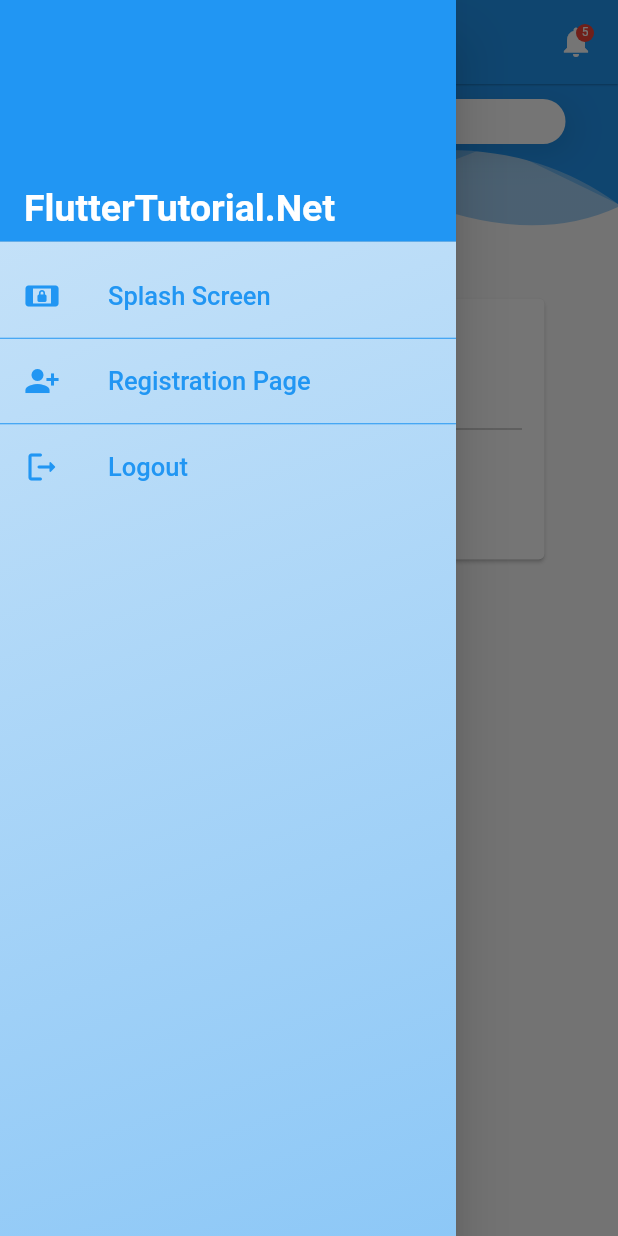
After one commit to mdhanasekara/CTSE, a Flutter app: the ProfilePage screen opened directly, with the side drawer open, on a phone screen of 412 x 824 dp. The commit adds this screen. Run offline on Flutter 3.47's test engine with Material 2 defaults, Android fonts, the phone set to English and light mode, and no system bars; our stand-ins replace cloud_firestore, firebase_auth, firebase_core, font_awesome_flutter, hexcolor; accounts and stored records are empty.

Commit message:
profile ui updated

```diff
--- /dev/null
+++ b/lib/model/user_model.dart
@@ -0,0 +1,31 @@
+class UserModel {
+  String? uid;
+  String? email;
+  String? fname;
+  String? lname;
+  String? mobile;
+
+  UserModel({this.uid, this.email, this.fname, this.lname, this.mobile});
+
+  // receiving data from server
+  factory UserModel.fromMap(map) {
+    return UserModel(
+      uid: map['uid'],
+      email: map['email'],
+      fname: map['fname'],
+      lname: map['lname'],
+      mobile: map['mobile'],
+    );
+  }
+
+  // sending data to our server
+  Map<String, dynamic> toMap() {
+    return {
+      'uid': uid,
+      'email': email,
+      'fname': fname,
+      'lname': lname,
+      'mobile': mobile,
+    };
+  }
+}
--- a/lib/pages/add_student_page.dart
+++ b/lib/pages/add_student_page.dart
@@ -6,6 +6,7 @@ import 'package:font_awesome_flutter/font_awesome_flutter.dart';
 import 'package:hexcolor/hexcolor.dart';
 import 'list_student_page.dart';
 import 'widgets/header_widget.dart';
+//import 'package:fluttertoast/fluttertoast.dart';
 
 class AddStudentPage extends StatefulWidget {
   AddStudentPage({Key? key}) : super(key: key);
@@ -285,6 +286,7 @@ class _AddStudentPageState extends State<AddStudentPage> {
                             ),
                             onPressed: () {
                               if (_formKey.currentState!.validate()) {
+                                //Fluttertoast.showToast(msg: "Login Successful")
                                 Navigator.of(context).pushAndRemoveUntil(
                                     MaterialPageRoute(
                                         builder: (context) =>
--- a/lib/pages/home_page.dart
+++ b/lib/pages/home_page.dart
@@ -1,6 +1,7 @@
 import 'package:flutter/material.dart';
 import 'package:CTSE/pages/add_student_page.dart';
 import 'package:CTSE/pages/list_student_page.dart';
+//import 'package:CTSE/pages/user_profile.dart';
 
 class HomePage extends StatefulWidget {
   HomePage({Key? key}) : super(key: key);
@@ -34,6 +35,7 @@ class _HomePageState extends State<HomePage> {
         ),
       ),
       backgroundColor: Colors.white,
+      //body: ProfilePage(),
       body: ListStudentPage(),
     );
   }
--- /dev/null
+++ b/lib/pages/user_profile.dart
@@ -0,0 +1,322 @@
+//import 'package:flutter/cupertino.dart';
+import 'package:flutter/material.dart';
+import 'package:flutter/services.dart';
+import 'package:CTSE/pages/splash_screen.dart';
+import 'package:CTSE/pages/widgets/header_widget.dart';
+import 'package:firebase_auth/firebase_auth.dart';
+import 'add_student_page.dart';
+import 'package:CTSE/model/user_model.dart';
+import 'package:cloud_firestore/cloud_firestore.dart';
+
+class ProfilePage extends StatefulWidget {
+  @override
+  State<StatefulWidget> createState() {
+    return _ProfilePageState();
+  }
+}
+
+class _ProfilePageState extends State<ProfilePage> {
+  double _drawerIconSize = 24;
+  double _drawerFontSize = 17;
+
+  User? user = FirebaseAuth.instance.currentUser;
+  UserModel loggedInUser = UserModel();
+
+  @override
+  void initState() {
+    super.initState();
+    FirebaseFirestore.instance
+        .collection("students")
+        .doc(user!.uid)
+        .get()
+        .then((value) {
+      this.loggedInUser = UserModel.fromMap(value.data());
+      setState(() {});
+    });
+  }
+
+  @override
+  Widget build(BuildContext context) {
+    return Scaffold(
+      appBar: AppBar(
+        title: Text(
+          "Profile Page",
+          style: TextStyle(color: Colors.white, fontWeight: FontWeight.bold),
+        ),
+        backgroundColor: Colors.white,
+        elevation: 0.5,
+        iconTheme: IconThemeData(color: Colors.white),
+        flexibleSpace: Container(
+          decoration: BoxDecoration(
+              gradient: LinearGradient(
+                  begin: Alignment.topLeft,
+                  end: Alignment.bottomRight,
+                  colors: <Color>[
+                Theme.of(context).primaryColor,
+                Theme.of(context).accentColor,
+              ])),
+        ),
+        actions: [
+          Container(
+            margin: EdgeInsets.only(
+              top: 16,
+              right: 16,
+            ),
+            child: Stack(
+              children: <Widget>[
+                Icon(Icons.notifications),
+                Positioned(
+                  right: 0,
+                  child: Container(
+                    padding: EdgeInsets.all(1),
+                    decoration: BoxDecoration(
+                      color: Colors.red,
+                      borderRadius: BorderRadius.circular(6),
+                    ),
+                    constraints: BoxConstraints(
+                      minWidth: 12,
+                      minHeight: 12,
+                    ),
+                    child: Text(
+                      '5',
+                      style: TextStyle(
+                        color: Colors.white,
+                        fontSize: 8,
+                      ),
+                      textAlign: TextAlign.center,
+                    ),
+                  ),
+                )
+              ],
+            ),
+          )
+        ],
+      ),
+      drawer: Drawer(
+        child: Container(
+          decoration: BoxDecoration(
+              gradient: LinearGradient(
+                  begin: Alignment.topLeft,
+                  end: Alignment.bottomRight,
+                  stops: [
+                0.0,
+                1.0
+              ],
+                  colors: [
+                Theme.of(context).primaryColor.withOpacity(0.2),
+                Theme.of(context).accentColor.withOpacity(0.5),
+              ])),
+          child: ListView(
+            children: [
+              DrawerHeader(
+                decoration: BoxDecoration(
+                  color: Theme.of(context).primaryColor,
+                  gradient: LinearGradient(
+                    begin: Alignment.topLeft,
+                    end: Alignment.bottomRight,
+                    stops: [0.0, 1.0],
+                    colors: [
+                      Theme.of(context).primaryColor,
+                      Theme.of(context).accentColor,
+                    ],
+                  ),
+                ),
+                child: Container(
+                  alignment: Alignment.bottomLeft,
+                  child: Text(
+                    "FlutterTutorial.Net",
+                    style: TextStyle(
+                        fontSize: 25,
+                        color: Colors.white,
+                        fontWeight: FontWeight.bold),
+                  ),
+                ),
+              ),
+              ListTile(
+                leading: Icon(
+                  Icons.screen_lock_landscape_rounded,
+                  size: _drawerIconSize,
+                  color: Theme.of(context).accentColor,
+                ),
+                title: Text(
+                  'Splash Screen',
+                  style: TextStyle(
+                      fontSize: 17, color: Theme.of(context).accentColor),
+                ),
+                onTap: () {
+                  Navigator.push(
+                      context,
+                      MaterialPageRoute(
+                          builder: (context) =>
+                              SplashScreen(title: "Splash Screen")));
+                },
+              ),
+              // ListTile(
+              //   leading: Icon(Icons.login_rounded,size: _drawerIconSize,color: Theme.of(context).accentColor),
+              //   title: Text('Login Page', style: TextStyle(fontSize: _drawerFontSize, color: Theme.of(context).accentColor),
+              //   ),
+              //   onTap: () {
+              //     Navigator.push(context, MaterialPageRoute(builder: (context) => LoginPage()),);
+              //   },
+              // ),
+              Divider(
+                color: Theme.of(context).primaryColor,
+                height: 1,
+              ),
+              ListTile(
+                leading: Icon(Icons.person_add_alt_1,
+                    size: _drawerIconSize,
+                    color: Theme.of(context).accentColor),
+                title: Text(
+                  'Registration Page',
+                  style: TextStyle(
+                      fontSize: _drawerFontSize,
+                      color: Theme.of(context).accentColor),
+                ),
+                onTap: () {
+                  Navigator.push(
+                    context,
+                    MaterialPageRoute(builder: (context) => AddStudentPage()),
+                  );
+                },
+              ),
+              // Divider(color: Theme.of(context).primaryColor, height: 1,),
+              // ListTile(
+              //   leading: Icon(Icons.password_rounded, size: _drawerIconSize,color: Theme.of(context).accentColor,),
+              //   title: Text('Forgot Password Page',style: TextStyle(fontSize: _drawerFontSize,color: Theme.of(context).accentColor),),
+              //   onTap: () {
+              //     Navigator.push( context, MaterialPageRoute(builder: (context) => ForgotPasswordPage()),);
+              //   },
+              // ),
+              // Divider(color: Theme.of(context).primaryColor, height: 1,),
+              // ListTile(
+              //   leading: Icon(Icons.verified_user_sharp, size: _drawerIconSize,color: Theme.of(context).accentColor,),
+              //   title: Text('Verification Page',style: TextStyle(fontSize: _drawerFontSize,color: Theme.of(context).accentColor),),
+              //   onTap: () {
+              //     Navigator.push( context, MaterialPageRoute(builder: (context) => ForgotPasswordVerificationPage()), );
+              //   },
+              // ),
+              Divider(
+                color: Theme.of(context).primaryColor,
+                height: 1,
+              ),
+              ListTile(
+                leading: Icon(
+                  Icons.logout_rounded,
+                  size: _drawerIconSize,
+                  color: Theme.of(context).accentColor,
+                ),
+                title: Text(
+                  'Logout',
+                  style: TextStyle(
+                      fontSize: _drawerFontSize,
+                      color: Theme.of(context).accentColor),
+                ),
+                onTap: () {
+                  SystemNavigator.pop();
+                },
+              ),
+            ],
+          ),
+        ),
+      ),
+      body: SingleChildScrollView(
+        child: Stack(
+          children: [
+            Container(
+              height: 100,
+              child: HeaderWidget(100, false, Icons.house_rounded),
+            ),
+            Container(
+              alignment: Alignment.center,
+              margin: EdgeInsets.fromLTRB(25, 10, 25, 10),
+              padding: EdgeInsets.fromLTRB(10, 0, 10, 0),
+              child: Column(
+                children: [
+                  Container(
+                    padding: EdgeInsets.all(10),
+                    decoration: BoxDecoration(
+                      borderRadius: BorderRadius.circular(100),
+                      border: Border.all(width: 5, color: Colors.white),
+                      color: Colors.white,
+                      boxShadow: [
+                        BoxShadow(
+                          color: Colors.black12,
+                          blurRadius: 20,
+                          offset: const Offset(5, 5),
+                        ),
+                      ],
+                    ),
+                    //child: Icon(Icons.person, size: 80, color: Colors.grey.shade300,),
+                  ),
+                  SizedBox(
+                    height: 20,
+                  ),
+                  Text(
+                    "${loggedInUser.fname} ${loggedInUser.lname}",
+                    style: TextStyle(fontSize: 22, fontWeight: FontWeight.bold),
+                  ),
+                  SizedBox(
+                    height: 20,
+                  ),
+                  Container(
+                    padding: EdgeInsets.all(10),
+                    child: Column(
+                      children: <Widget>[
+                        Container(
+                          padding:
+                              const EdgeInsets.only(left: 8.0, bottom: 4.0),
+                          alignment: Alignment.topLeft,
+                          child: Text(
+                            "User Information",
+                            style: TextStyle(
+                              color: Colors.black87,
+                              fontWeight: FontWeight.w500,
+                              fontSize: 16,
+                            ),
+                            textAlign: TextAlign.left,
+                          ),
+                        ),
+                        Card(
+                          child: Container(
+                            alignment: Alignment.topLeft,
+                            padding: EdgeInsets.all(15),
+                            child: Column(
+                              children: <Widget>[
+                                Column(
+                                  children: <Widget>[
+                                    ...ListTile.divideTiles(
+                                      color: Colors.grey,
+                                      tiles: [
+                                        ListTile(
+                                          leading: Icon(Icons.email),
+                                          title: Text("Email"),
+                                          subtitle:
+                                              Text("${loggedInUser.email}"),
+                                        ),
+                                        ListTile(
+                                          leading: Icon(Icons.phone),
+                                          title: Text("Phone"),
+                                          subtitle:
+                                              Text("${loggedInUser.mobile}"),
+                                        ),
+                                      ],
+                                    ),
+                                  ],
+                                )
+                              ],
+                            ),
+                          ),
+                        )
+                      ],
+                    ),
+                  )
+                ],
+              ),
+            )
+          ],
+        ),
+      ),
+    );
+  }
+}
--- a/pubspec.yaml
+++ b/pubspec.yaml
@@ -40,10 +40,12 @@ dependencies:
   font_awesome_flutter: ^9.1.0
   otp_text_field: ^1.1.1
   flutter_svg: ^1.0.3
+  firebase_auth: ^3.1.0
 
 dev_dependencies:
   flutter_test:
     sdk: flutter
+
 
   # The "flutter_lints" package below contains a set of recommended lints to
   # encourage good coding practices. The lint set provided by the package is
```
Also changed, not shown: pubspec.lock, 1 other file.
